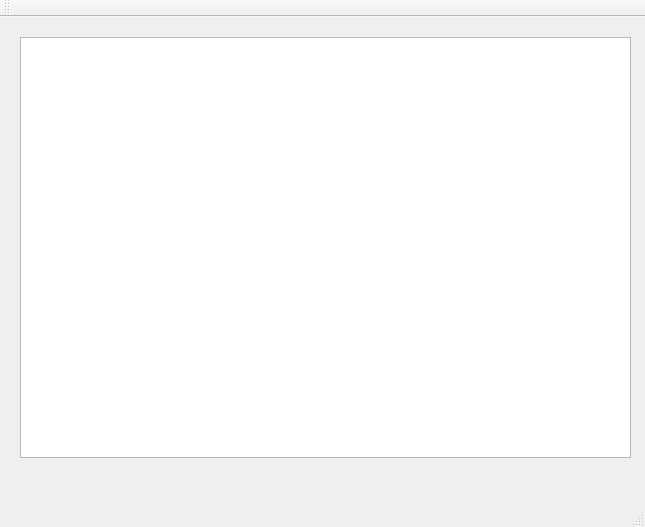
Above: mainwindow.ui from EvIld95/SK2_DOCS before the change. Below: the same form after it.
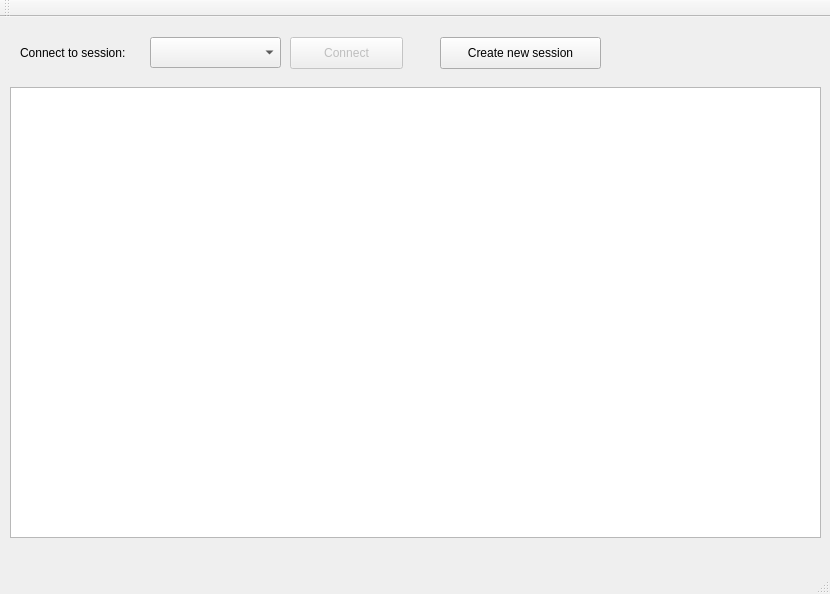
That is the form after the change.

Commit message: Change layout and add ability to send all text in document after another user join a session

What changed in the file:
```diff
--- a/mainwindow.ui
+++ b/mainwindow.ui
@@ -6,8 +6,8 @@
    <rect>
     <x>0</x>
     <y>0</y>
-    <width>645</width>
-    <height>527</height>
+    <width>830</width>
+    <height>594</height>
    </rect>
   </property>
   <property name="windowTitle">
@@ -17,11 +17,63 @@
    <widget class="QPlainTextEdit" name="textField">
     <property name="geometry">
      <rect>
+      <x>10</x>
+      <y>70</y>
+      <width>811</width>
+      <height>451</height>
+     </rect>
+    </property>
+   </widget>
+   <widget class="QLabel" name="label">
+    <property name="geometry">
+     <rect>
       <x>20</x>
       <y>20</y>
-      <width>611</width>
-      <height>421</height>
+      <width>131</width>
+      <height>31</height>
      </rect>
+    </property>
+    <property name="text">
+     <string>Connect to session:</string>
+    </property>
+   </widget>
+   <widget class="QComboBox" name="comboBox">
+    <property name="geometry">
+     <rect>
+      <x>150</x>
+      <y>20</y>
+      <width>131</width>
+      <height>31</height>
+     </rect>
+    </property>
+   </widget>
+   <widget class="QPushButton" name="pushButton">
+    <property name="enabled">
+     <bool>false</bool>
+    </property>
+    <property name="geometry">
+     <rect>
+      <x>290</x>
+      <y>20</y>
+      <width>113</width>
+      <height>32</height>
+     </rect>
+    </property>
+    <property name="text">
+     <string>Connect</string>
+    </property>
+   </widget>
+   <widget class="QPushButton" name="pushButton_2">
+    <property name="geometry">
+     <rect>
+      <x>440</x>
+      <y>20</y>
+      <width>161</width>
+      <height>32</height>
+     </rect>
+    </property>
+    <property name="text">
+     <string>Create new session</string>
     </property>
    </widget>
   </widget>
```
Left out of the diff: 4 changed lines with no effect on the pictures. The commit also changes 4 other files.
